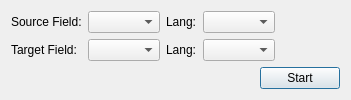
First picture: the form in form.ui, repository kelciour/google-translate, before the edit.
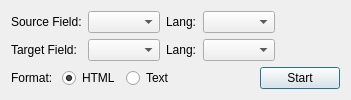
Second picture: the form after the edit.

Commit message: Add option to translate HTML or text

The edit to the form file:
```diff
--- a/form.ui
+++ b/form.ui
@@ -141,6 +141,36 @@
      <property name="sizeConstraint">
       <enum>QLayout::SetDefaultConstraint</enum>
      </property>
+     <item>
+      <widget class="QLabel" name="label_5">
+       <property name="text">
+        <string>Format: </string>
+       </property>
+      </widget>
+     </item>
+     <item>
+      <widget class="QRadioButton" name="radioButtonHTML">
+       <property name="text">
+        <string>HTML</string>
+       </property>
+       <property name="checked">
+        <bool>true</bool>
+       </property>
+       <attribute name="buttonGroup">
+        <string notr="true">buttonGroup</string>
+       </attribute>
+      </widget>
+     </item>
+     <item>
+      <widget class="QRadioButton" name="radioButtonText">
+       <property name="text">
+        <string>Text</string>
+       </property>
+       <attribute name="buttonGroup">
+        <string notr="true">buttonGroup</string>
+       </attribute>
+      </widget>
+     </item>
      <item>
       <spacer name="horizontalSpacer">
        <property name="orientation">
```
Left out of the diff: 3 changed lines with no effect on the pictures. The commit also changes 2 other files.
